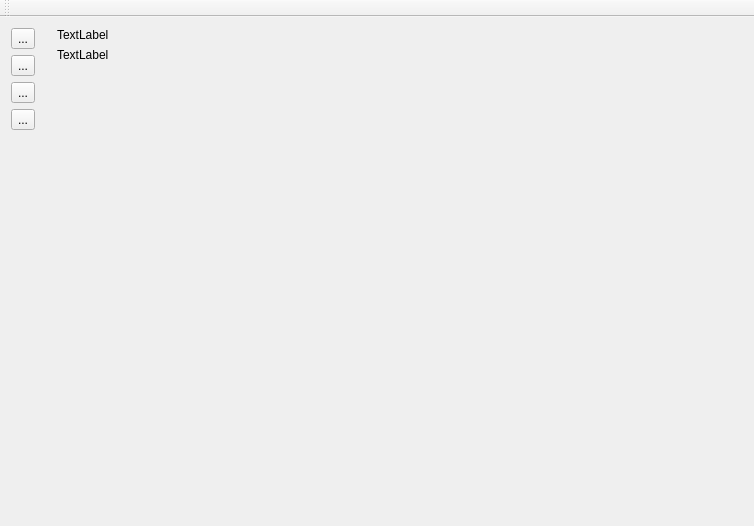
Old version of the form EnviroControl/MainWindow/MainWindow.ui in the repository arpadkov/EnviroControl.
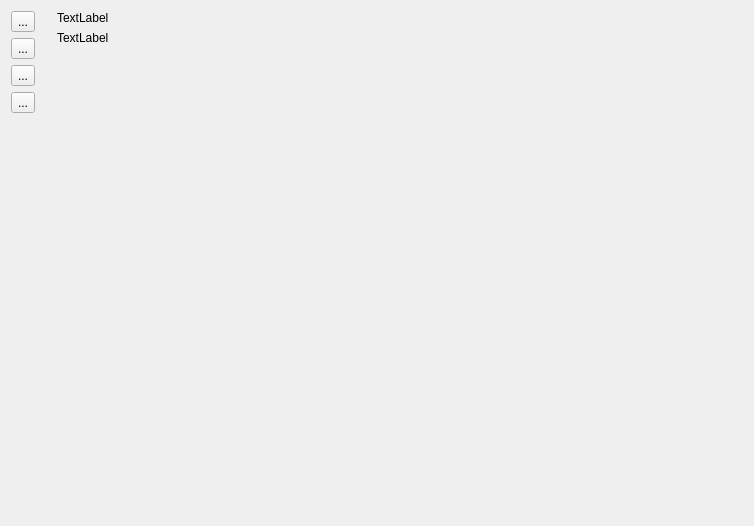
New version of the form.

Commit message: remove also the menu bar

```diff
--- a/EnviroControl/MainWindow/MainWindow.ui
+++ b/EnviroControl/MainWindow/MainWindow.ui
@@ -152,14 +152,6 @@
     </item>
    </layout>
   </widget>
-  <widget class="QToolBar" name="mainToolBar">
-   <attribute name="toolBarArea">
-    <enum>TopToolBarArea</enum>
-   </attribute>
-   <attribute name="toolBarBreak">
-    <bool>false</bool>
-   </attribute>
-  </widget>
  </widget>
  <layoutdefault spacing="6" margin="11"/>
  <resources/>
```
